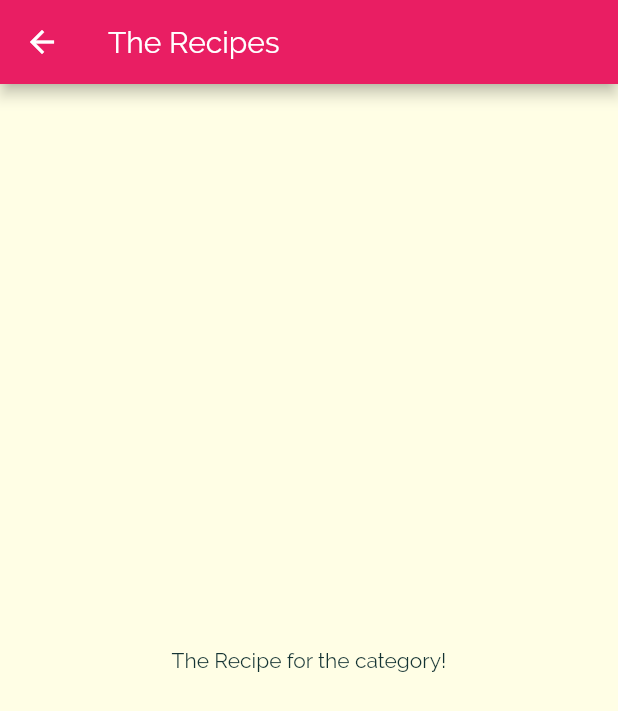
After one commit to Sarfarazsajjad/meals_app, a Flutter app: the screen it shows after launch, after a tap on "Italian", on a phone screen of 412 x 824 dp. The commit adds this screen. Shown: the top 711 px of the screen. Run offline on Flutter 3.47's test engine with Material 2 defaults, Android fonts, the phone set to English and light mode, and no system bars.

Commit message:
inkwell tap navigate to a new page

```diff
--- a/lib/category_item.dart
+++ b/lib/category_item.dart
@@ -1,4 +1,5 @@
 import 'package:flutter/material.dart';
+import 'package:meals_app/category_meals_screen.dart';
 
 class CategoryItem extends StatelessWidget {
   final String title;
@@ -6,9 +7,21 @@ class CategoryItem extends StatelessWidget {
 
   const CategoryItem(this.title, this.color);
 
+  void selectCategory(BuildContext ctx) {
+    Navigator.of(ctx).push(
+      MaterialPageRoute(builder: (_) {
+        return CategoryMealsScrean();
+      }),
+    );
+  }
+
   @override
   Widget build(BuildContext context) {
-    return Container(
+    return InkWell(
+      onTap: () => selectCategory(context),
+      splashColor: Theme.of(context).primaryColor,
+      borderRadius: BorderRadius.circular(15),
+      child: Container(
         padding: const EdgeInsets.all(15),
         child: Text(
           title,
@@ -24,6 +37,7 @@ class CategoryItem extends StatelessWidget {
               end: Alignment.bottomRight,
             ),
             borderRadius: BorderRadius.circular(15)),
+      ),
     );
   }
 }
--- /dev/null
+++ b/lib/category_meals_screen.dart
@@ -0,0 +1,15 @@
+import 'package:flutter/material.dart';
+
+class CategoryMealsScrean extends StatelessWidget {
+  @override
+  Widget build(BuildContext context) {
+    return Scaffold(
+      appBar: AppBar(
+        title: const Text('The Recipes'),
+      ),
+      body: Center(
+        child: Text('The Recipe for the category!'),
+      ),
+    );
+  }
+}
```
Lines whose indentation alone changed are shown as unchanged.
